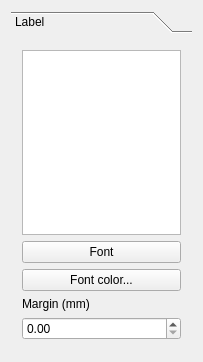
Before: the Qt Designer form qgis/src/ui/qgscomposerlabelwidgetbase.ui in sourcepole/qgis, drawn with Qt 5.
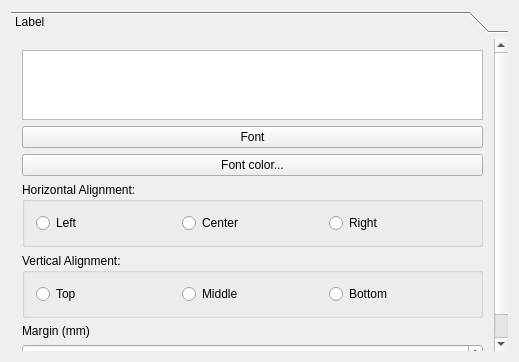
After: the same form once the commit is applied.

Commit message: Apply patch #2868 (adds label alignment) with modifications. Thanks medspx

Diff of the .ui file:
```diff
--- a/qgis/src/ui/qgscomposerlabelwidgetbase.ui
+++ b/qgis/src/ui/qgscomposerlabelwidgetbase.ui
@@ -6,7 +6,7 @@
    <rect>
     <x>0</x>
     <y>0</y>
-    <width>203</width>
+    <width>519</width>
     <height>362</height>
    </rect>
   </property>
@@ -30,8 +30,8 @@
        <rect>
         <x>0</x>
         <y>0</y>
-        <width>185</width>
-        <height>317</height>
+        <width>486</width>
+        <height>320</height>
        </rect>
       </property>
       <attribute name="label">
@@ -65,7 +65,7 @@
          </property>
         </widget>
        </item>
-       <item row="3" column="0">
+       <item row="5" column="0">
         <widget class="QLabel" name="mMarginTextLabel">
          <property name="text">
           <string>Margin (mm)</string>
@@ -75,9 +75,72 @@
          </property>
         </widget>
        </item>
-       <item row="4" column="0">
+       <item row="6" column="0">
         <widget class="QDoubleSpinBox" name="mMarginDoubleSpinBox"/>
        </item>
+       <item row="3" column="0">
+        <widget class="QGroupBox" name="buttonGroup1">
+         <property name="title">
+          <string>Horizontal Alignment:</string>
+         </property>
+         <layout class="QHBoxLayout" name="horizontalLayout">
+          <property name="sizeConstraint">
+           <enum>QLayout::SetMinimumSize</enum>
+          </property>
+          <item>
+           <widget class="QRadioButton" name="mLeftRadioButton">
+            <property name="text">
+             <string>Left</string>
+            </property>
+           </widget>
+          </item>
+          <item>
+           <widget class="QRadioButton" name="mCenterRadioButton">
+            <property name="text">
+             <string>Center</string>
+            </property>
+           </widget>
+          </item>
+          <item>
+           <widget class="QRadioButton" name="mRightRadioButton">
+            <property name="text">
+             <string>Right</string>
+            </property>
+           </widget>
+          </item>
+         </layout>
+        </widget>
+       </item>
+       <item row="4" column="0">
+        <widget class="QGroupBox" name="buttonGroup2">
+         <property name="title">
+          <string>Vertical Alignment:</string>
+         </property>
+         <layout class="QHBoxLayout" name="horizontalLayout_2">
+          <item>
+           <widget class="QRadioButton" name="mTopRadioButton">
+            <property name="text">
+             <string>Top</string>
+            </property>
+           </widget>
+          </item>
+          <item>
+           <widget class="QRadioButton" name="mMiddleRadioButton">
+            <property name="text">
+             <string>Middle</string>
+            </property>
+           </widget>
+          </item>
+          <item>
+           <widget class="QRadioButton" name="mBottomRadioButton">
+            <property name="text">
+             <string>Bottom</string>
+            </property>
+           </widget>
+          </item>
+         </layout>
+        </widget>
+       </item>
       </layout>
      </widget>
     </widget>
```
The commit also changes 6 other files.
